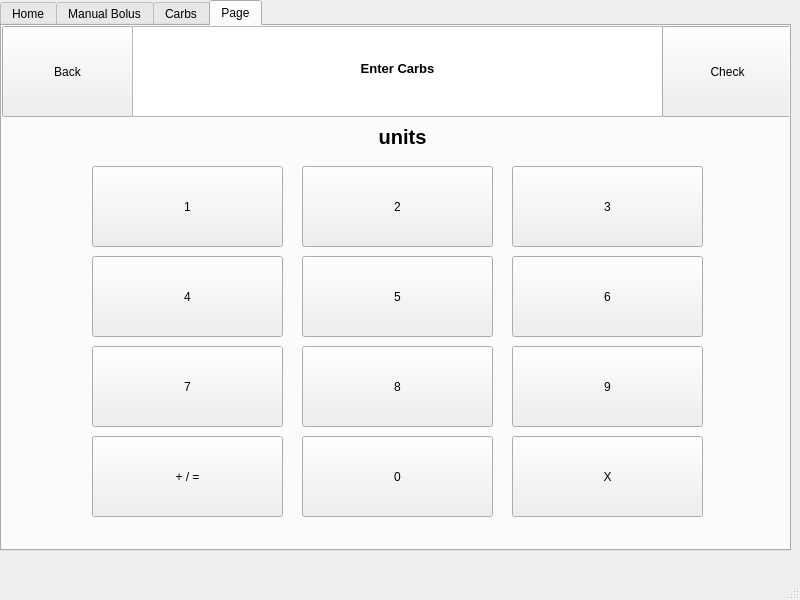
First picture: the form in tslimSim/mainwindow.ui, repository Chenguku/t-slim-Insulin-Pump, before the edit.
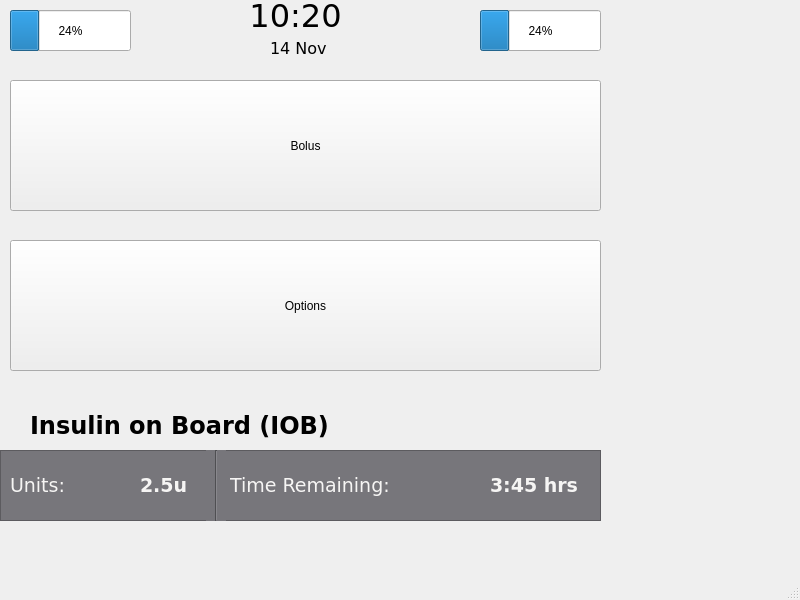
Second picture: the form after the edit. The open tabs and pages were chosen to show the change.

Commit message: changed tab widget to stacked widget

Diff of the .ui file:
```diff
--- a/tslimSim/mainwindow.ui
+++ b/tslimSim/mainwindow.ui
@@ -14,32 +14,55 @@
    <string>MainWindow</string>
   </property>
   <widget class="QWidget" name="centralwidget">
-   <widget class="QTabWidget" name="tabWidget">
+   <property name="enabled">
+    <bool>true</bool>
+   </property>
+   <widget class="QStackedWidget" name="stackedWidget">
     <property name="geometry">
      <rect>
       <x>0</x>
       <y>0</y>
-      <width>791</width>
-      <height>551</height>
+      <width>800</width>
+      <height>600</height>
      </rect>
     </property>
-    <property name="font">
-     <font>
-      <weight>50</weight>
-      <bold>false</bold>
-     </font>
-    </property>
-    <property name="currentIndex">
-     <number>0</number>
-    </property>
     <widget class="QWidget" name="home">
-     <attribute name="title">
-      <string>Home</string>
-     </attribute>
+     <widget class="QProgressBar" name="battery">
+      <property name="geometry">
+       <rect>
+        <x>10</x>
+        <y>10</y>
+        <width>121</width>
+        <height>41</height>
+       </rect>
+      </property>
+      <property name="value">
+       <number>24</number>
+      </property>
+     </widget>
+     <widget class="QLabel" name="date">
+      <property name="geometry">
+       <rect>
+        <x>270</x>
+        <y>40</y>
+        <width>81</width>
+        <height>17</height>
+       </rect>
+      </property>
+      <property name="font">
+       <font>
+        <family>DejaVu Sans</family>
+        <pointsize>12</pointsize>
+       </font>
+      </property>
+      <property name="text">
+       <string>14 Nov</string>
+      </property>
+      <property name="alignment">
+       <set>Qt::AlignLeading|Qt::AlignLeft|Qt::AlignVCenter</set>
+      </property>
+     </widget>
      <widget class="QPushButton" name="homeBolus">
-      <property name="enabled">
-       <bool>true</bool>
-      </property>
       <property name="geometry">
        <rect>
         <x>10</x>
@@ -65,40 +88,6 @@
        <string>Options</string>
       </property>
      </widget>
-     <widget class="QLabel" name="label">
-      <property name="geometry">
-       <rect>
-        <x>30</x>
-        <y>410</y>
-        <width>311</width>
-        <height>31</height>
-       </rect>
-      </property>
-      <property name="font">
-       <font>
-        <family>DejaVu Sans</family>
-        <pointsize>18</pointsize>
-        <weight>75</weight>
-        <bold>true</bold>
-       </font>
-      </property>
-      <property name="text">
-       <string>Insulin on Board (IOB)</string>
-      </property>
-     </widget>
-     <widget class="QProgressBar" name="battery">
-      <property name="geometry">
-       <rect>
-        <x>10</x>
-        <y>10</y>
-        <width>121</width>
-        <height>41</height>
-       </rect>
-      </property>
-      <property name="value">
-       <number>24</number>
-      </property>
-     </widget>
      <widget class="QFrame" name="insulinData">
       <property name="geometry">
        <rect>
@@ -108,6 +97,9 @@
         <height>71</height>
        </rect>
       </property>
+      <property name="autoFillBackground">
+       <bool>false</bool>
+      </property>
       <property name="styleSheet">
        <string notr="true">background-color: rgb(119, 118, 123)</string>
       </property>
@@ -117,7 +109,51 @@
       <property name="frameShadow">
        <enum>QFrame::Raised</enum>
       </property>
-      <widget class="Line" name="line">
+      <widget class="QLabel" name="unitsLabel">
+       <property name="geometry">
+        <rect>
+         <x>10</x>
+         <y>20</y>
+         <width>101</width>
+         <height>31</height>
+        </rect>
+       </property>
+       <property name="font">
+        <font>
+         <family>DejaVu Sans</family>
+         <pointsize>14</pointsize>
+        </font>
+       </property>
+       <property name="styleSheet">
+        <string notr="true">color: rgb(246, 245, 244)</string>
+       </property>
+       <property name="text">
+        <string>Units:</string>
+       </property>
+      </widget>
+      <widget class="QLabel" name="timeRemaining">
+       <property name="geometry">
+        <rect>
+         <x>230</x>
+         <y>20</y>
+         <width>171</width>
+         <height>31</height>
+        </rect>
+       </property>
+       <property name="font">
+        <font>
+         <family>DejaVu Sans</family>
+         <pointsize>14</pointsize>
+        </font>
+       </property>
+       <property name="styleSheet">
+        <string notr="true">color: rgb(246, 245, 244)</string>
+       </property>
+       <property name="text">
+        <string>Time Remaining:</string>
+       </property>
+      </widget>
+      <widget class="Line" name="insulinDataLine">
        <property name="geometry">
         <rect>
          <x>206</x>
@@ -133,81 +169,6 @@
         <enum>Qt::Vertical</enum>
        </property>
       </widget>
-      <widget class="QLabel" name="label_2">
-       <property name="geometry">
-        <rect>
-         <x>10</x>
-         <y>20</y>
-         <width>101</width>
-         <height>31</height>
-        </rect>
-       </property>
-       <property name="font">
-        <font>
-         <family>DejaVu Sans</family>
-         <pointsize>14</pointsize>
-         <weight>50</weight>
-         <bold>false</bold>
-        </font>
-       </property>
-       <property name="styleSheet">
-        <string notr="true">color: rgb(246, 245, 244)</string>
-       </property>
-       <property name="text">
-        <string>Units: </string>
-       </property>
-      </widget>
-      <widget class="QLabel" name="units">
-       <property name="geometry">
-        <rect>
-         <x>140</x>
-         <y>20</y>
-         <width>51</width>
-         <height>31</height>
-        </rect>
-       </property>
-       <property name="font">
-        <font>
-         <family>DejaVu Sans</family>
-         <pointsize>14</pointsize>
-         <weight>75</weight>
-         <bold>true</bold>
-        </font>
-       </property>
-       <property name="styleSheet">
-        <string notr="true">color: rgb(255, 255, 255)</string>
-       </property>
-       <property name="text">
-        <string>2.5 u</string>
-       </property>
-       <property name="alignment">
-        <set>Qt::AlignRight|Qt::AlignTrailing|Qt::AlignVCenter</set>
-       </property>
-      </widget>
-      <widget class="QLabel" name="label_3">
-       <property name="geometry">
-        <rect>
-         <x>230</x>
-         <y>20</y>
-         <width>171</width>
-         <height>31</height>
-        </rect>
-       </property>
-       <property name="font">
-        <font>
-         <family>DejaVu Sans</family>
-         <pointsize>14</pointsize>
-         <weight>50</weight>
-         <bold>false</bold>
-        </font>
-       </property>
-       <property name="styleSheet">
-        <string notr="true">color: rgb(246, 245, 244)</string>
-       </property>
-       <property name="text">
-        <string>Time Remaining:</string>
-       </property>
-      </widget>
       <widget class="QLabel" name="remainingTime">
        <property name="geometry">
         <rect>
@@ -226,17 +187,72 @@
         </font>
        </property>
        <property name="styleSheet">
-        <string notr="true">color: rgb(255, 255, 255)</string>
+        <string notr="true">color: rgb(246, 245, 244)</string>
        </property>
        <property name="text">
         <string>3:45 hrs</string>
        </property>
-       <property name="alignment">
-        <set>Qt::AlignRight|Qt::AlignTrailing|Qt::AlignVCenter</set>
+      </widget>
+      <widget class="QLabel" name="units">
+       <property name="geometry">
+        <rect>
+         <x>140</x>
+         <y>20</y>
+         <width>51</width>
+         <height>31</height>
+        </rect>
        </property>
+       <property name="font">
+        <font>
+         <family>DejaVu Sans</family>
+         <pointsize>14</pointsize>
+         <weight>75</weight>
+         <bold>true</bold>
+        </font>
+       </property>
+       <property name="styleSheet">
+        <string notr="true">color: rgb(246, 245, 244)</string>
+       </property>
+       <property name="text">
+        <string>2.5u</string>
+       </property>
       </widget>
      </widget>
-     <widget class="QLabel" name="time">
+     <widget class="QLabel" name="insulinOnBoard">
+      <property name="geometry">
+       <rect>
+        <x>30</x>
+        <y>410</y>
+        <width>311</width>
+        <height>31</height>
+       </rect>
+      </property>
+      <property name="font">
+       <font>
+        <family>DejaVu Sans</family>
+        <pointsize>18</pointsize>
+        <weight>75</weight>
+        <bold>true</bold>
+       </font>
+      </property>
+      <property name="text">
+       <string>Insulin on Board (IOB)</string>
+      </property>
+     </widget>
+     <widget class="QProgressBar" name="progressBar">
+      <property name="geometry">
+       <rect>
+        <x>480</x>
+        <y>10</y>
+        <width>121</width>
+        <height>41</height>
+       </rect>
+      </property>
+      <property name="value">
+       <number>24</number>
+      </property>
+     </widget>
+     <widget class="QLabel" name="label">
       <property name="geometry">
        <rect>
         <x>240</x>
@@ -254,51 +270,14 @@
        </font>
       </property>
       <property name="text">
-       <string>10 : 20</string>
+       <string>10:20</string>
       </property>
-     </widget>
-     <widget class="QLabel" name="date">
-      <property name="geometry">
-       <rect>
-        <x>270</x>
-        <y>40</y>
-        <width>81</width>
-        <height>17</height>
-       </rect>
-      </property>
-      <property name="font">
-       <font>
-        <family>DejaVu Sans</family>
-        <pointsize>12</pointsize>
-        <weight>50</weight>
-        <bold>false</bold>
-       </font>
-      </property>
-      <property name="text">
-       <string>14 Nov</string>
-      </property>
-     </widget>
-     <widget class="QProgressBar" name="progressBar">
-      <property name="geometry">
-       <rect>
-        <x>480</x>
-        <y>10</y>
-        <width>121</width>
-        <height>41</height>
-       </rect>
-      </property>
-      <property name="value">
-       <number>24</number>
+      <property name="alignment">
+       <set>Qt::AlignCenter</set>
       </property>
      </widget>
     </widget>
-    <widget class="QWidget" name="manualBolus">
-     <property name="enabled">
-      <bool>true</bool>
-     </property>
-     <attribute name="title">
-      <string>Manual Bolus</string>
-     </attribute>
+    <widget class="QWidget" name="ManualBolus">
      <widget class="QPushButton" name="backButton">
       <property name="geometry">
        <rect>
@@ -332,30 +311,7 @@
        </rect>
       </property>
       <property name="text">
-       <string>Check</string>
-      </property>
-     </widget>
-     <widget class="QLabel" name="unitsLabel">
-      <property name="geometry">
-       <rect>
-        <x>370</x>
-        <y>100</y>
-        <width>61</width>
-        <height>21</height>
-       </rect>
-      </property>
-      <property name="font">
-       <font>
-        <pointsize>15</pointsize>
-        <weight>75</weight>
-        <bold>true</bold>
-       </font>
-      </property>
-      <property name="text">
-       <string>units</string>
-      </property>
-      <property name="alignment">
-       <set>Qt::AlignCenter</set>
+       <string>Carbs</string>
       </property>
      </widget>
      <widget class="QLabel" name="carbsLabel">
@@ -444,10 +400,20 @@
       </property>
      </widget>
     </widget>
-    <widget class="QWidget" name="carbsTab">
-     <attribute name="title">
-      <string>Carbs</string>
-     </attribute>
+    <widget class="QWidget" name="Carbs">
+     <widget class="QPushButton" name="XButton">
+      <property name="geometry">
+       <rect>
+        <x>510</x>
+        <y>410</y>
+        <width>191</width>
+        <height>81</height>
+       </rect>
+      </property>
+      <property name="text">
+       <string>X</string>
+      </property>
+     </widget>
      <widget class="QPushButton" name="backButton_2">
       <property name="geometry">
        <rect>
@@ -664,103 +630,7 @@
        <string>+ / =</string>
       </property>
      </widget>
-     <widget class="QPushButton" name="numberButton_0">
-      <property name="geometry">
-       <rect>
-        <x>300</x>
-        <y>410</y>
-        <width>191</width>
-        <height>81</height>
-       </rect>
-      </property>
-      <property name="text">
-       <string>0</string>
-      </property>
-     </widget>
-     <widget class="QPushButton" name="XButton">
-      <property name="geometry">
-       <rect>
-        <x>510</x>
-        <y>410</y>
-        <width>191</width>
-        <height>81</height>
-       </rect>
-      </property>
-      <property name="text">
-       <string>X</string>
-      </property>
-     </widget>
-    </widget>
-    <widget class="QWidget" name="PageTab">
-     <attribute name="title">
-      <string>Page</string>
-     </attribute>
-     <widget class="QPushButton" name="numberButton_19">
-      <property name="geometry">
-       <rect>
-        <x>300</x>
-        <y>140</y>
-        <width>191</width>
-        <height>81</height>
-       </rect>
-      </property>
-      <property name="text">
-       <string>2</string>
-      </property>
-     </widget>
-     <widget class="QPushButton" name="numberButton_12">
-      <property name="geometry">
-       <rect>
-        <x>90</x>
-        <y>320</y>
-        <width>191</width>
-        <height>81</height>
-       </rect>
-      </property>
-      <property name="text">
-       <string>7</string>
-      </property>
-     </widget>
-     <widget class="QPushButton" name="numberButton_14">
-      <property name="geometry">
-       <rect>
-        <x>510</x>
-        <y>140</y>
-        <width>191</width>
-        <height>81</height>
-       </rect>
-      </property>
-      <property name="text">
-       <string>3</string>
-      </property>
-     </widget>
-     <widget class="QPushButton" name="backButton_3">
-      <property name="geometry">
-       <rect>
-        <x>0</x>
-        <y>0</y>
-        <width>131</width>
-        <height>91</height>
-       </rect>
-      </property>
-      <property name="text">
-       <string>Back</string>
-      </property>
-     </widget>
-     <widget class="QPushButton" name="numberButton_17">
-      <property name="geometry">
-       <rect>
-        <x>510</x>
-        <y>320</y>
-        <width>191</width>
-        <height>81</height>
-       </rect>
-      </property>
-      <property name="text">
-       <string>9</string>
-      </property>
-     </widget>
-     <widget class="QTextEdit" name="textEdit_3">
+     <widget class="QTextEdit" name="textEdit_2">
       <property name="geometry">
        <rect>
         <x>130</x>
@@ -768,143 +638,12 @@
         <width>531</width>
         <height>91</height>
        </rect>
-      </property>
-      <property name="sizePolicy">
-       <sizepolicy hsizetype="Fixed" vsizetype="Fixed">
-        <horstretch>0</horstretch>
-        <verstretch>0</verstretch>
-       </sizepolicy>
-      </property>
-      <property name="font">
-       <font>
-        <weight>50</weight>
-        <bold>false</bold>
-       </font>
-      </property>
-      <property name="layoutDirection">
-       <enum>Qt::LeftToRight</enum>
-      </property>
-      <property name="autoFillBackground">
-       <bool>false</bool>
-      </property>
-      <property name="html">
-       <string>&lt;!DOCTYPE HTML PUBLIC &quot;-//W3C//DTD HTML 4.0//EN&quot; &quot;http://www.w3.org/TR/REC-html40/strict.dtd&quot;&gt;
-&lt;html&gt;&lt;head&gt;&lt;meta name=&quot;qrichtext&quot; content=&quot;1&quot; /&gt;&lt;style type=&quot;text/css&quot;&gt;
-p, li { white-space: pre-wrap; }
-&lt;/style&gt;&lt;/head&gt;&lt;body style=&quot; font-family:'Sans'; font-size:10pt; font-weight:400; font-style:normal;&quot;&gt;
-&lt;p align=&quot;center&quot; style=&quot;-qt-paragraph-type:empty; margin-top:0px; margin-bottom:0px; margin-left:0px; margin-right:0px; -qt-block-indent:0; text-indent:0px;&quot;&gt;&lt;br /&gt;&lt;/p&gt;
-&lt;p align=&quot;center&quot; style=&quot;-qt-paragraph-type:empty; margin-top:0px; margin-bottom:0px; margin-left:0px; margin-right:0px; -qt-block-indent:0; text-indent:0px; font-weight:600;&quot;&gt;&lt;br /&gt;&lt;/p&gt;
-&lt;p align=&quot;center&quot; style=&quot; margin-top:0px; margin-bottom:0px; margin-left:0px; margin-right:0px; -qt-block-indent:0; text-indent:0px;&quot;&gt;&lt;span style=&quot; font-weight:600;&quot;&gt;Enter Carbs&lt;/span&gt;&lt;/p&gt;&lt;/body&gt;&lt;/html&gt;</string>
-      </property>
-     </widget>
-     <widget class="QPushButton" name="plusButton_2">
-      <property name="geometry">
-       <rect>
-        <x>90</x>
-        <y>410</y>
-        <width>191</width>
-        <height>81</height>
-       </rect>
-      </property>
-      <property name="text">
-       <string>+ / =</string>
-      </property>
-     </widget>
-     <widget class="QPushButton" name="checkButton_3">
-      <property name="geometry">
-       <rect>
-        <x>660</x>
-        <y>0</y>
-        <width>131</width>
-        <height>91</height>
-       </rect>
-      </property>
-      <property name="text">
-       <string>Check</string>
-      </property>
-     </widget>
-     <widget class="QPushButton" name="numberButton_18">
-      <property name="geometry">
-       <rect>
-        <x>300</x>
-        <y>320</y>
-        <width>191</width>
-        <height>81</height>
-       </rect>
-      </property>
-      <property name="text">
-       <string>8</string>
-      </property>
-     </widget>
-     <widget class="QPushButton" name="numberButton_16">
-      <property name="geometry">
-       <rect>
-        <x>300</x>
-        <y>410</y>
-        <width>191</width>
-        <height>81</height>
-       </rect>
-      </property>
-      <property name="text">
-       <string>0</string>
-      </property>
-     </widget>
-     <widget class="QPushButton" name="numberButton_11">
-      <property name="geometry">
-       <rect>
-        <x>90</x>
-        <y>140</y>
-        <width>191</width>
-        <height>81</height>
-       </rect>
-      </property>
-      <property name="text">
-       <string>1</string>
-      </property>
-     </widget>
-     <widget class="QPushButton" name="numberButton_13">
-      <property name="geometry">
-       <rect>
-        <x>510</x>
-        <y>230</y>
-        <width>191</width>
-        <height>81</height>
-       </rect>
-      </property>
-      <property name="text">
-       <string>6</string>
-      </property>
-     </widget>
-     <widget class="QPushButton" name="XButton_2">
-      <property name="geometry">
-       <rect>
-        <x>510</x>
-        <y>410</y>
-        <width>191</width>
-        <height>81</height>
-       </rect>
-      </property>
-      <property name="text">
-       <string>X</string>
-      </property>
-     </widget>
-     <widget class="QPushButton" name="numberButton_10">
-      <property name="geometry">
-       <rect>
-        <x>300</x>
-        <y>230</y>
-        <width>191</width>
-        <height>81</height>
-       </rect>
-      </property>
-      <property name="text">
-       <string>5</string>
       </property>
      </widget>
      <widget class="QLabel" name="unitsLabel_3">
       <property name="geometry">
        <rect>
-        <x>370</x>
+        <x>320</x>
         <y>100</y>
         <width>61</width>
         <height>21</height>
@@ -920,22 +659,6 @@
       <property name="text">
        <string>units</string>
       </property>
-      <property name="alignment">
-       <set>Qt::AlignCenter</set>
-      </property>
-     </widget>
-     <widget class="QPushButton" name="numberButton_15">
-      <property name="geometry">
-       <rect>
-        <x>90</x>
-        <y>230</y>
-        <width>191</width>
-        <height>81</height>
-       </rect>
-      </property>
-      <property name="text">
-       <string>4</string>
-      </property>
      </widget>
     </widget>
    </widget>
```
Left out of the diff: 232 changed lines with no effect on the pictures. The commit also changes 11 other files.
